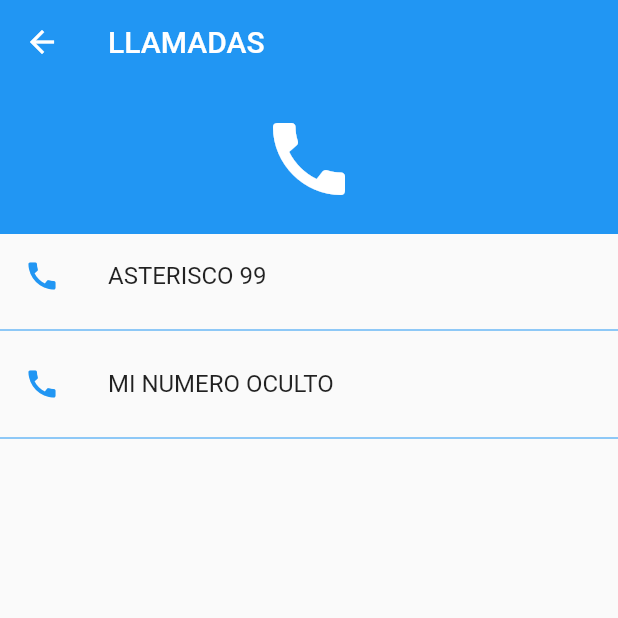
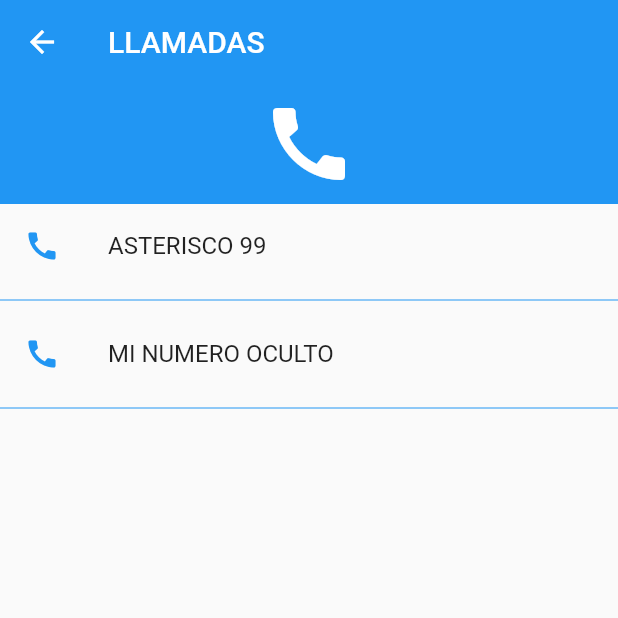
Before and after one commit to todo-devs/todo_v1, a Flutter app: the screen it shows after launch, after a tap on "LLAMADAS", on a phone screen of 412 x 824 dp, the top half of it. Run offline on Flutter 3.47's test engine with Material 2 defaults, Android fonts, the phone set to English and light mode, and no system bars; missing offline and left inert: contact_picker, intent.

Commit message:
change in design

```diff
--- a/lib/components/ussd_widget.dart
+++ b/lib/components/ussd_widget.dart
@@ -97,12 +97,12 @@ class UssdWidgets extends StatelessWidget {
       body: ListView(
         children: <Widget>[
           Container(
-            height: 100,
+            height: 80,
             color: Colors.blue,
             child: Icon(icon, size: 64, color: Colors.white),
           ),
           Container(
-            height: MediaQuery.of(context).size.height - 200,
+            height: MediaQuery.of(context).size.height - 100,
             child: ListView.builder(
                 itemCount: ussdCodes.length,
                 itemBuilder: (context, index) {
--- a/lib/pages/home_page.dart
+++ b/lib/pages/home_page.dart
@@ -17,41 +17,31 @@ class _HomePageState extends State<HomePage> {
   @override
   Widget build(BuildContext context) {
     return Scaffold(
+      floatingActionButton: FloatingActionButton(
+        onPressed: () {
+          Navigator.push(
+              context,
+              MaterialPageRoute(
+                  builder: (context) => LoginPage(
+                        title: 'NAUTA',
+                      )));
+        },
+        child: Icon(Icons.wifi),
+      ),
       appBar: AppBar(
         elevation: 0,
         title: Text(widget.title),
       ),
       body: ListView(children: <Widget>[
         Container(
-          height: 100,
+          height: 80,
           color: Colors.blue,
           child: Center(
             child: Icon(Icons.developer_mode, size: 64, color: Colors.white),
           ),
         ),
         Container(
-          child: InkWell(
-            onTap: () {
-              Navigator.push(
-                  context,
-                  MaterialPageRoute(
-                      builder: (context) => LoginPage(
-                            title: 'NAUTA',
-                          )));
-            },
-            child: Container(
-                child: ListTile(
-              title: Text('NAUTA'),
-              leading: Icon(
-                Icons.wifi,
-                color: Colors.blue,
-              ),
-            )),
-          ),
-        ),
-        Divider(color: Colors.blue),
-        Container(
-          height: MediaQuery.of(context).size.height - 270,
+          height: MediaQuery.of(context).size.height - 100,
           child: UssdCategoriesWidget(),
         ),
       ]),
--- a/lib/pages/login_page.dart
+++ b/lib/pages/login_page.dart
@@ -21,14 +21,14 @@ class _LoginPageState extends State<LoginPage> {
         body: ListView(
           children: <Widget>[
             Container(
-              height: 100,
+              height: 80,
               color: Colors.blue,
               child: Center(
                 child: Icon(Icons.wifi, size: 64, color: Colors.white,),
               ),
             ),
             Container(
-              height: MediaQuery.of(context).size.height - 200,
+              height: MediaQuery.of(context).size.height - 100,
               alignment: Alignment.center,
               child: Center(
                   child: Padding(
```
